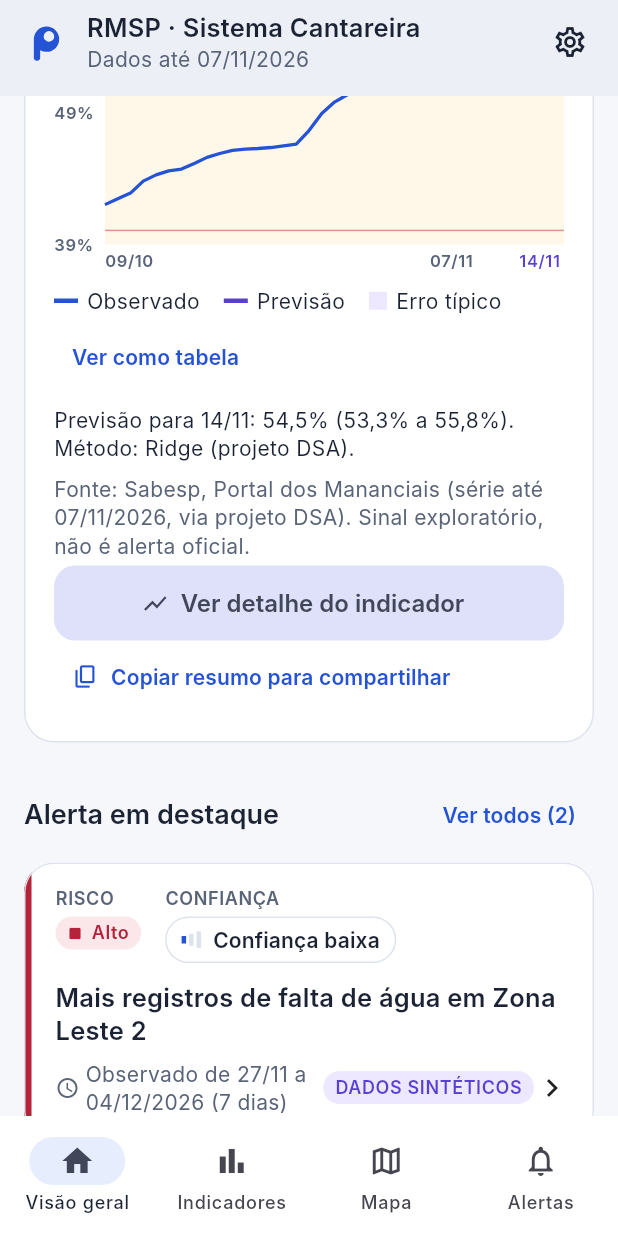
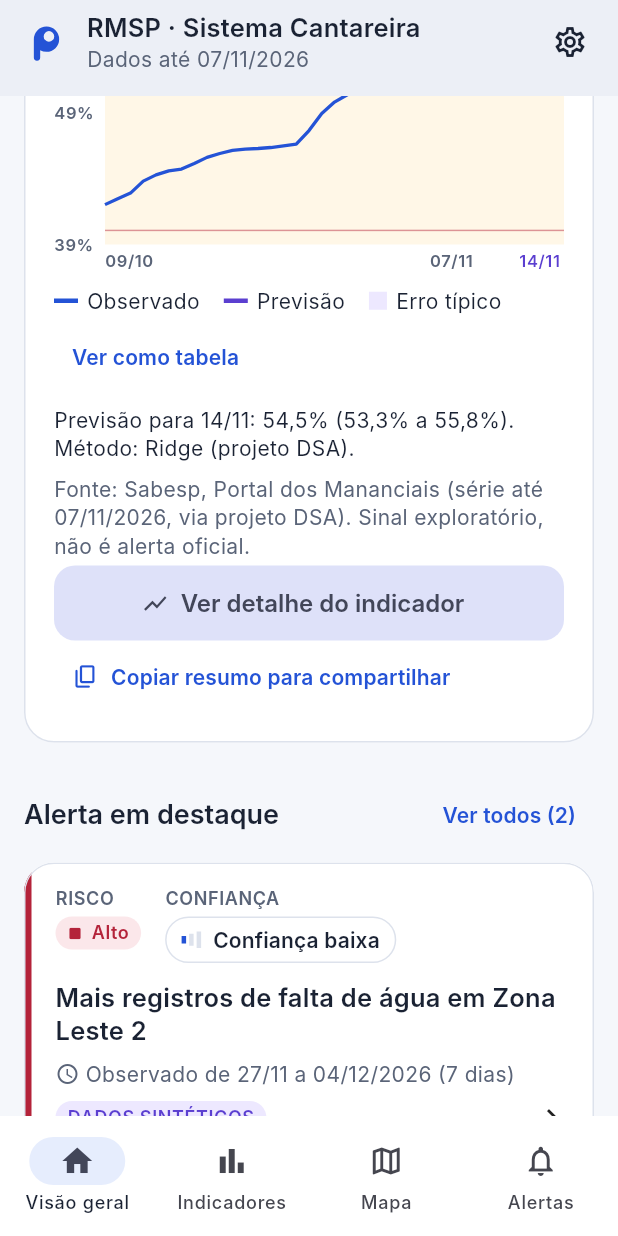
Before and after one commit to JoaoVictorAAbreu-Dev/gs-2026-cpad, a Flutter app: the HomeScreen screen opened by its route, scrolled down 576 dp, on a phone screen of 412 x 824 dp. Run offline on Flutter 3.47's test engine with Material 3 defaults, Android fonts, the phone set to English and light mode, and no system bars; our stand-ins replace dio, flutter_local_notifications, flutter_map, flutter_riverpod, go_router, latlong2 and 1 more; accounts and stored records are empty.

Commit message:
fix(ui): chart axis labels and alert card layout

```diff
--- a/lib/features/alerts/presentation/alert_card.dart
+++ b/lib/features/alerts/presentation/alert_card.dart
@@ -55,19 +55,24 @@ class AlertCard extends StatelessWidget {
                         Text(alert.title, style: text.titleMedium),
                         const SizedBox(height: PulsoSpacing.sm),
                         Row(
+                          crossAxisAlignment: CrossAxisAlignment.start,
                           children: [
-                            Icon(Icons.schedule, size: 16, color: c.muted),
+                            Padding(
+                              padding: const EdgeInsets.only(top: 2),
+                              child: Icon(Icons.schedule, size: 16, color: c.muted),
+                            ),
                             const SizedBox(width: 4),
-                            Expanded(
-                              child: Text(
-                                window,
-                                style: text.bodyMedium?.copyWith(color: c.muted),
-                              ),
-                            ),
+                            Expanded(child: Text(window, style: text.bodyMedium?.copyWith(color: c.muted))),
+                          ],
+                        ),
+                        const SizedBox(height: PulsoSpacing.sm),
+                        Row(
+                          children: [
                             if (!alert.reliable)
                               Text('INFORMATIVO', style: text.labelSmall?.copyWith(color: c.warning))
                             else
                               DataSourceTag(real: alert.basedOnRealData),
+                            const Spacer(),
                             const Icon(Icons.chevron_right),
                           ],
                         ),
```
Also changed, not shown: lib/shared/widgets/bar_chart.dart (+4 -4 lines).
